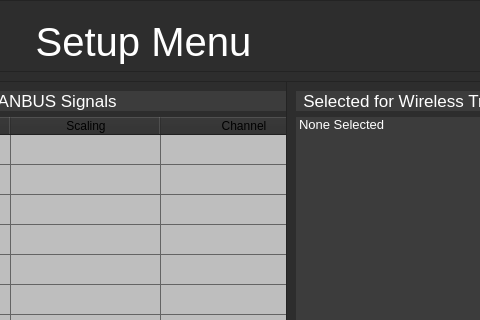
Before: the Qt Designer form TelemetryViewer/ui_main.ui in UBCO-Motorsports/WirelessTelemetryCapstone, drawn with Qt 5; both pictures show x 398 to 878 and y 0 to 320 of the 1013 by 764 pixel window.
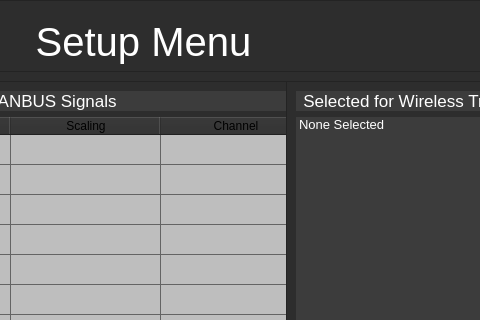
After: the same form once the commit is applied. The open tabs and pages were chosen to show the change. Icons and pictures are not drawn.

```diff
--- a/TelemetryViewer/ui_main.ui
+++ b/TelemetryViewer/ui_main.ui
@@ -553,7 +553,7 @@
                        <set>QAbstractItemView::NoEditTriggers</set>
                       </property>
                       <property name="columnCount">
-                       <number>4</number>
+                       <number>6</number>
                       </property>
                       <attribute name="horizontalHeaderMinimumSectionSize">
                        <number>40</number>
@@ -682,6 +682,16 @@
                         <string>Channel</string>
                        </property>
                       </column>
+                      <column>
+                       <property name="text">
+                        <string>Position</string>
+                       </property>
+                      </column>
+                      <column>
+                       <property name="text">
+                        <string>Size</string>
+                       </property>
+                      </column>
                       <item row="0" column="0">
                        <property name="text">
                         <string>Click to Select</string>
```
Left out of the diff: 12 changed lines with no effect on the pictures.
